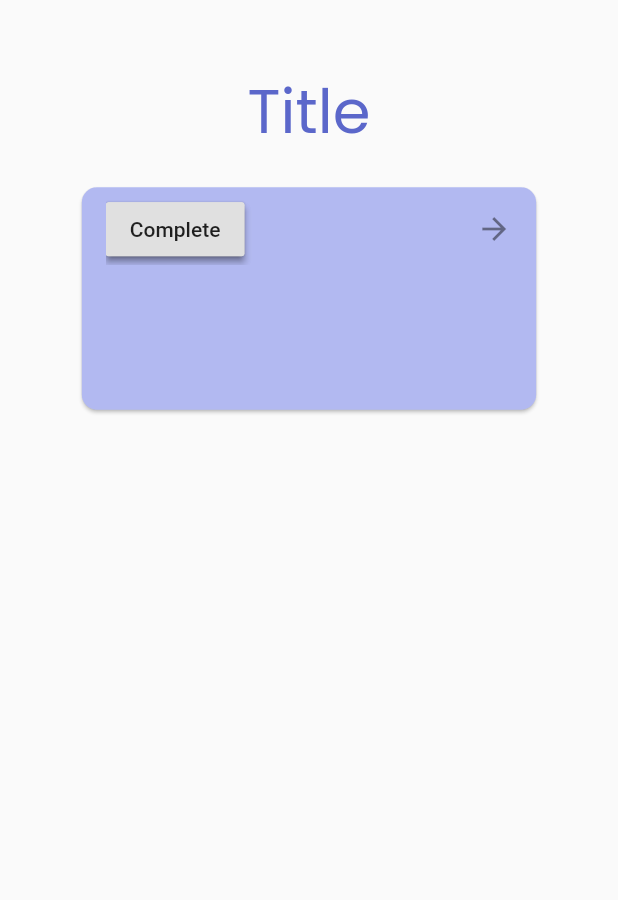
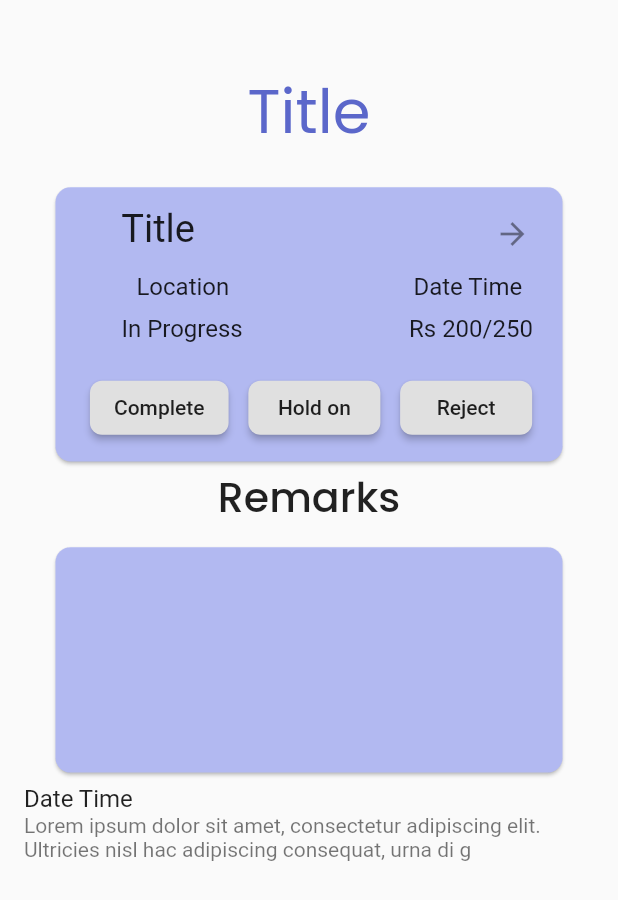
Before and after one commit to ShashiKha9/taskapp, a Flutter app: the screen it shows after launch, on a phone screen of 412 x 824 dp. Shown: the top 900 px of the screen. Run offline on Flutter 3.47's test engine with Material 2 defaults, Android fonts, the phone set to English and light mode, and no system bars; our stand-ins replace device_preview, flutter_screenutil, google_fonts.

Commit message:
details page going

```diff
--- a/lib/DetailsPage.dart
+++ b/lib/DetailsPage.dart
@@ -23,9 +23,9 @@ class DetailsPage extends StatelessWidget {
                   ),
                   SizedBox(
                     height: 16.h,),
-                  Padding(padding: EdgeInsets.symmetric(horizontal: 46.w,),
+                  Padding(padding: EdgeInsets.symmetric(horizontal: 30.w,),
                 child:Container(
-                  height: 154.h,
+                  height: 188.h,
                 child:  Card(
                   color: Color(0xffB2B9F1),
                     shape: RoundedRectangleBorder(
@@ -42,12 +42,20 @@ class DetailsPage extends StatelessWidget {
                               Text("Title",style: TextStyle(fontSize: 25.sp),),
                               ),
                               Positioned(
+                                top: 3.23,
+                                left: 264.72,
+                                child:
+                              IconButton(onPressed: (){
+
+                              }, icon:Icon(Icons.arrow_forward)),
+                              ),
+                              Positioned(
                                 left: 38.0,
                                 top: 53.0,
                                 child:Wrap(
                                   children: [
                                     Text("Location"),
-                                    Text("                        Date Time"),
+                                    Text("                               Date Time"),
                                   ],
                                 )
 
@@ -55,17 +63,44 @@ class DetailsPage extends StatelessWidget {
                               Positioned(
                                 left: 28.0,
                                 top: 81.0,
-                                child:
-                                Text("In Progress"),
+                                child:Wrap(
+                                  children: [
+                                    Text("In Progress"),
+                                    Text("                            Rs 200/250")
+
+                                  ],
+                                )
                               ),
-                          RaisedButton(onPressed: (){
+                          Positioned(
+                            top: 119.0,
+                              left: 7.0,
 
-                          },
-                          child: Text("Complete"),),
-                          RaisedButton(onPressed: (){
+                              child: Row(
+                            children: [
+                              RaisedButton(
+                                onPressed: (){
+                              },
+                            shape: RoundedRectangleBorder(
+                              borderRadius: BorderRadius.circular(8.r)
+                            ),
+                                child: Text("Complete"),),
+                              Padding(padding: EdgeInsets.symmetric(horizontal: 6.w)),
+                              RaisedButton(onPressed: (){
+                              },
+                                shape: RoundedRectangleBorder(
+                                    borderRadius: BorderRadius.circular(8.r)
+                                ),
+                                child: Text("Hold on"),),
+                              Padding(padding: EdgeInsets.symmetric(horizontal: 6.w)),
+                              RaisedButton(onPressed: (){
+                              },
+                                shape: RoundedRectangleBorder(
+                                    borderRadius: BorderRadius.circular(8.r)
+                                ),
+                                child: Text("Reject"),)
+                            ],
+                          ))
 
-                          },
-                            child: Text("Complete"),)
                             ],
 
 
@@ -77,14 +112,61 @@ class DetailsPage extends StatelessWidget {
 
                       ),
 
-                      trailing: Icon(Icons.arrow_forward),
+
+
+
 
                     ),
 
 
+                  ),
+
+
+                  ),
+
+                  ),
+                  Text("Remarks",style: GoogleFonts.poppins(textStyle: TextStyle(fontSize: 27.sp,fontWeight: FontWeight.w500)),),
+                  SizedBox(height: 8.h),
+                  Padding(padding: EdgeInsets.symmetric(horizontal: 30.w),
+              child:  Container(
+                height: 156.h,
+                child:  Card(
+                    shape: RoundedRectangleBorder(
+                        borderRadius: BorderRadius.circular(10.r)
+                    ),
+                    color: Color(0xffB2B9F1),
+                 child: TextField(
+
+                    decoration: InputDecoration(
+                      border: InputBorder.none
+
+                    ),
+
+
+
+
+
+                  ),
+
+
+
+
+                  ),
+
+
+                  ),
+
+                  ),
+                  Column(
+                    children: [
+                      ListTile(
+                        title: Text("Date Time"),
+                        subtitle: Text("Lorem ipsum dolor sit amet, consectetur adipiscing elit. Ultricies nisl hac adipiscing consequat, urna di g"),
+                      )
+                    ],
                   )
-                  ),
-                  ),
+
+
                   ],
 
               ),
```
